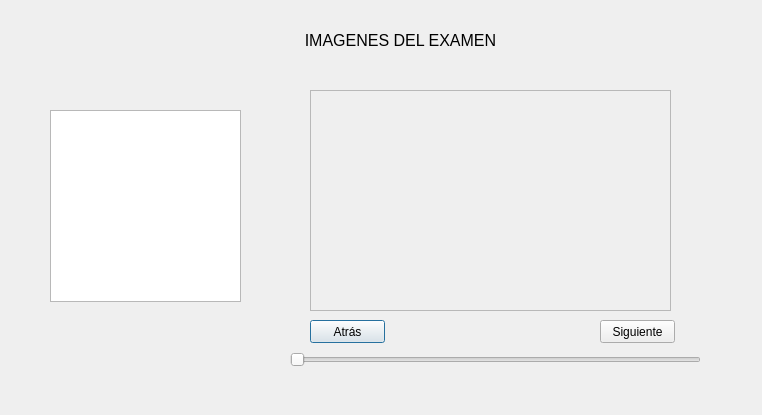
This is visualizador.ui in luisallamas01/Entrega3 as Qt 5 draws it before an edit. The edited form follows.
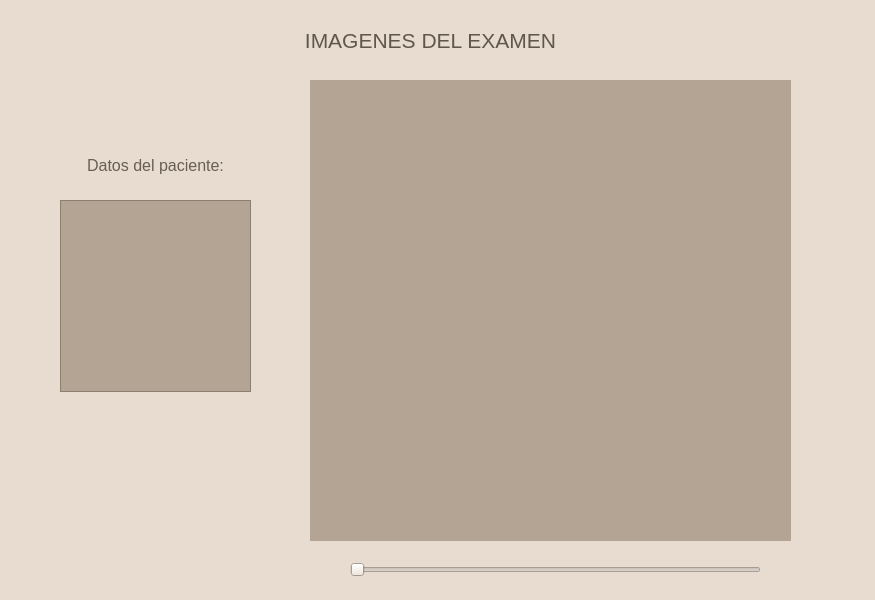
This is the edited form. Icons and pictures are not drawn.

```diff
--- a/visualizador.ui
+++ b/visualizador.ui
@@ -6,89 +6,199 @@
    <rect>
     <x>0</x>
     <y>0</y>
-    <width>762</width>
-    <height>415</height>
+    <width>875</width>
+    <height>600</height>
    </rect>
   </property>
   <property name="windowTitle">
    <string>Dialog</string>
   </property>
-  <widget class="QPushButton" name="atras">
-   <property name="geometry">
-    <rect>
-     <x>310</x>
-     <y>320</y>
-     <width>75</width>
-     <height>23</height>
-    </rect>
-   </property>
-   <property name="text">
-    <string>Atrás</string>
-   </property>
-  </widget>
-  <widget class="QPushButton" name="siguiente">
-   <property name="geometry">
-    <rect>
-     <x>600</x>
-     <y>320</y>
-     <width>75</width>
-     <height>23</height>
-    </rect>
-   </property>
-   <property name="text">
-    <string>Siguiente</string>
-   </property>
-  </widget>
+  <property name="styleSheet">
+   <string notr="true">background-color: rgb(232, 220, 208)</string>
+  </property>
   <widget class="QSlider" name="slider">
    <property name="geometry">
     <rect>
-     <x>290</x>
-     <y>350</y>
+     <x>350</x>
+     <y>560</y>
      <width>411</width>
      <height>20</height>
     </rect>
    </property>
+   <property name="styleSheet">
+    <string notr="true"/>
+   </property>
    <property name="orientation">
     <enum>Qt::Horizontal</enum>
    </property>
   </widget>
-  <widget class="QFrame" name="frame">
-   <property name="geometry">
-    <rect>
-     <x>310</x>
-     <y>90</y>
-     <width>361</width>
-     <height>221</height>
-    </rect>
-   </property>
-   <property name="frameShape">
-    <enum>QFrame::StyledPanel</enum>
-   </property>
-   <property name="frameShadow">
-    <enum>QFrame::Raised</enum>
-   </property>
-  </widget>
   <widget class="QTextBrowser" name="meta">
    <property name="geometry">
     <rect>
-     <x>50</x>
-     <y>110</y>
+     <x>60</x>
+     <y>200</y>
      <width>191</width>
      <height>192</height>
     </rect>
    </property>
+   <property name="styleSheet">
+    <string notr="true">background-color: rgb(180, 164, 147)</string>
+   </property>
   </widget>
   <widget class="QLabel" name="label">
    <property name="geometry">
     <rect>
-     <x>170</x>
+     <x>200</x>
      <y>20</y>
      <width>461</width>
      <height>41</height>
     </rect>
    </property>
    <property name="text">
-    <string>&lt;html&gt;&lt;head/&gt;&lt;body&gt;&lt;p align=&quot;center&quot;&gt;&lt;span style=&quot; font-size:12pt;&quot;&gt;IMAGENES DEL EXAMEN&lt;/span&gt;&lt;/p&gt;&lt;/body&gt;&lt;/html&gt;</string>
+    <string>&lt;html&gt;&lt;head/&gt;&lt;body&gt;&lt;p align=&quot;center&quot;&gt;&lt;span style=&quot; font-size:16pt; color:#5f564c;&quot;&gt;IMAGENES DEL EXAMEN&lt;/span&gt;&lt;/p&gt;&lt;/body&gt;&lt;/html&gt;</string>
+   </property>
+  </widget>
+  <widget class="QLabel" name="label_2">
+   <property name="geometry">
+    <rect>
+     <x>10</x>
+     <y>520</y>
+     <width>61</width>
+     <height>71</height>
+    </rect>
+   </property>
+   <property name="text">
+    <string/>
+   </property>
+   <property name="pixmap">
+    <pixmap>../../../Downloads/Escudo-UdeA.svg.png</pixmap>
+   </property>
+   <property name="scaledContents">
+    <bool>true</bool>
+   </property>
+  </widget>
+  <widget class="QLabel" name="label_3">
+   <property name="geometry">
+    <rect>
+     <x>580</x>
+     <y>20</y>
+     <width>41</width>
+     <height>41</height>
+    </rect>
+   </property>
+   <property name="text">
+    <string/>
+   </property>
+   <property name="pixmap">
+    <pixmap>../../../Downloads/—Pngtree—rib medical cartoon model_6871082.png</pixmap>
+   </property>
+   <property name="scaledContents">
+    <bool>true</bool>
+   </property>
+  </widget>
+  <widget class="QLabel" name="imagen">
+   <property name="geometry">
+    <rect>
+     <x>310</x>
+     <y>80</y>
+     <width>481</width>
+     <height>461</height>
+    </rect>
+   </property>
+   <property name="styleSheet">
+    <string notr="true">background-color: rgb(180, 164, 147)</string>
+   </property>
+   <property name="text">
+    <string/>
+   </property>
+  </widget>
+  <widget class="QLabel" name="label_4">
+   <property name="geometry">
+    <rect>
+     <x>70</x>
+     <y>150</y>
+     <width>171</width>
+     <height>31</height>
+    </rect>
+   </property>
+   <property name="text">
+    <string>&lt;html&gt;&lt;head/&gt;&lt;body&gt;&lt;p align=&quot;center&quot;&gt;&lt;span style=&quot; font-size:12pt; color:#675e54;&quot;&gt;Datos del paciente:&lt;/span&gt;&lt;/p&gt;&lt;/body&gt;&lt;/html&gt;</string>
+   </property>
+  </widget>
+  <widget class="QLabel" name="label_5">
+   <property name="geometry">
+    <rect>
+     <x>200</x>
+     <y>410</y>
+     <width>101</width>
+     <height>91</height>
+    </rect>
+   </property>
+   <property name="text">
+    <string/>
+   </property>
+   <property name="pixmap">
+    <pixmap>../../../Downloads/1700793076666.png</pixmap>
+   </property>
+   <property name="scaledContents">
+    <bool>true</bool>
+   </property>
+  </widget>
+  <widget class="QLabel" name="label_6">
+   <property name="geometry">
+    <rect>
+     <x>0</x>
+     <y>130</y>
+     <width>71</width>
+     <height>61</height>
+    </rect>
+   </property>
+   <property name="text">
+    <string/>
+   </property>
+   <property name="pixmap">
+    <pixmap>../../../Downloads/11700793053521.png</pixmap>
+   </property>
+   <property name="scaledContents">
+    <bool>true</bool>
+   </property>
+  </widget>
+  <widget class="QLabel" name="label_7">
+   <property name="geometry">
+    <rect>
+     <x>230</x>
+     <y>60</y>
+     <width>71</width>
+     <height>71</height>
+    </rect>
+   </property>
+   <property name="text">
+    <string/>
+   </property>
+   <property name="pixmap">
+    <pixmap>../../../Downloads/11700793104345.png</pixmap>
+   </property>
+   <property name="scaledContents">
+    <bool>true</bool>
+   </property>
+  </widget>
+  <widget class="QLabel" name="label_8">
+   <property name="geometry">
+    <rect>
+     <x>90</x>
+     <y>470</y>
+     <width>71</width>
+     <height>71</height>
+    </rect>
+   </property>
+   <property name="text">
+    <string/>
+   </property>
+   <property name="pixmap">
+    <pixmap>../../../Downloads/8-PhotoRoom.png-PhotoRoom.png</pixmap>
+   </property>
+   <property name="scaledContents">
+    <bool>true</bool>
    </property>
   </widget>
  </widget>
```
